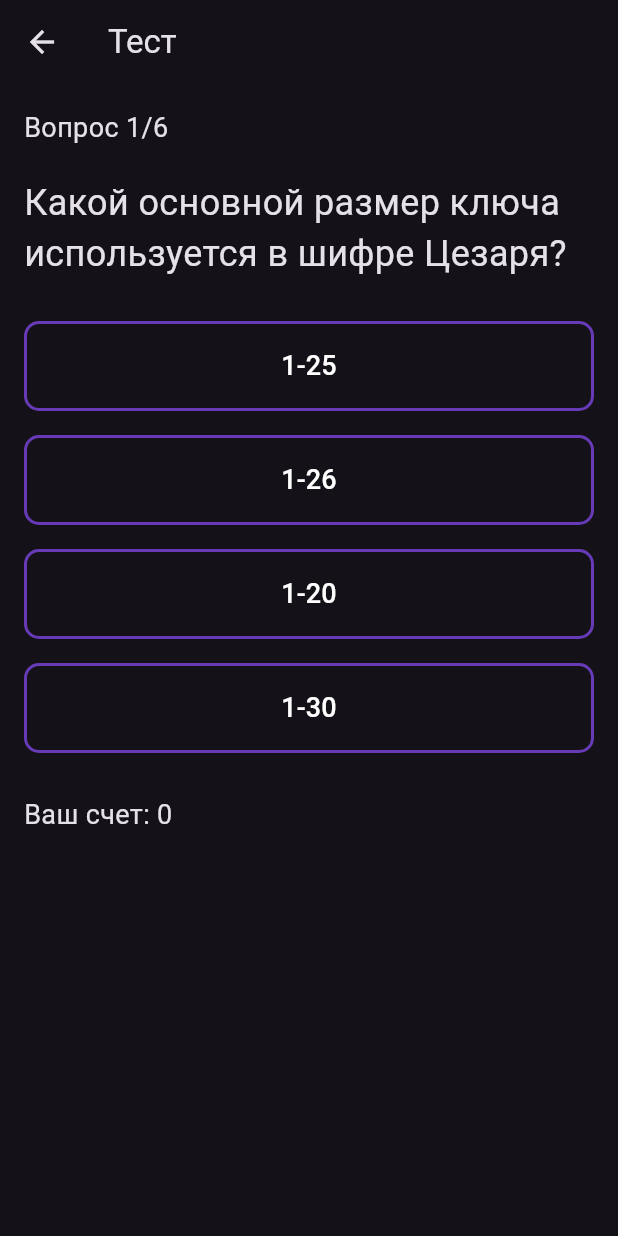
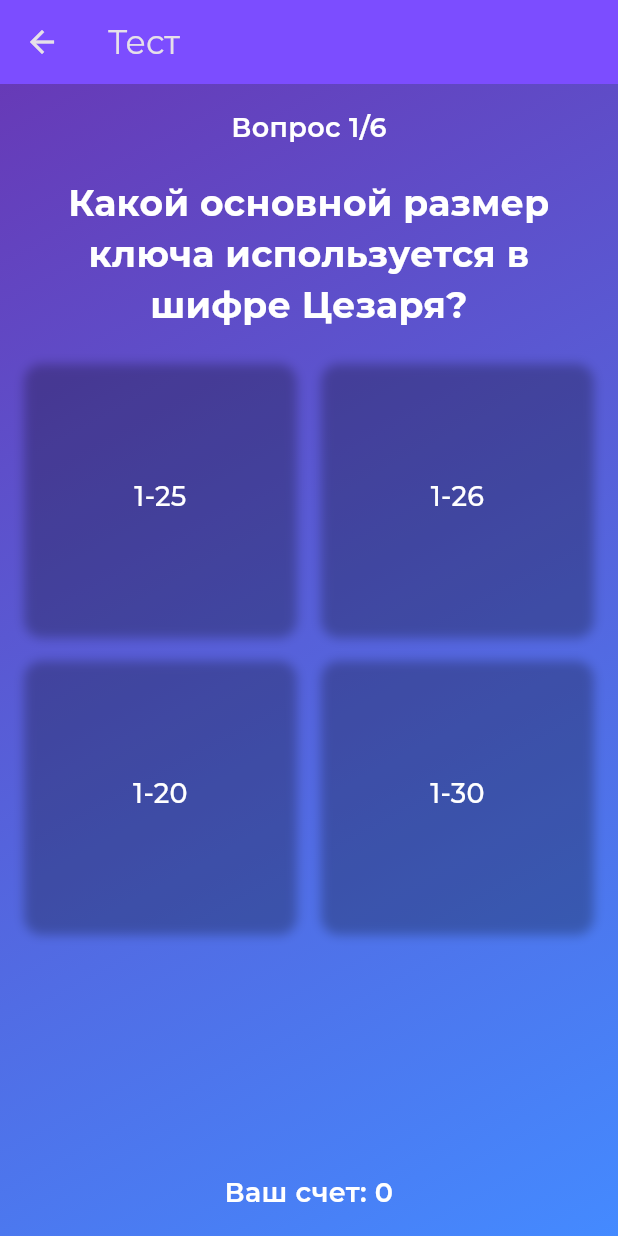
Before and after one commit to TheMusoftware/EncryptEd, a Flutter app: the Quiz screen opened directly, on a phone screen of 412 x 824 dp. Run offline on Flutter 3.47's test engine with Material 3 defaults, Android fonts, the light colour scheme and no system bars; our stand-ins replace circle_nav_bar, google_fonts.

Commit message:
update quiz screen view

```diff
--- a/lib/screens/quizScreen.dart
+++ b/lib/screens/quizScreen.dart
@@ -1,4 +1,5 @@
 import 'package:flutter/material.dart';
+import 'package:google_fonts/google_fonts.dart';
 import '../Question.dart';
 import '../QuestionBank.dart';
 
@@ -53,7 +54,7 @@ class _QuizState extends State<Quiz> {
       }
     });
 
-    Future.delayed(Duration(seconds: 3), () {
+    Future.delayed(const Duration(seconds: 1), () {
       if (questionIndex < questions.length - 1) {
         setState(() {
           questionIndex++;
@@ -65,8 +66,8 @@ class _QuizState extends State<Quiz> {
         showDialog(
           context: context,
           builder: (context) => AlertDialog(
-            title: Text('Тест пройден!'),
-            content: Text('Ваш счет: $score/${questions.length}'),
+            title: Text('Тест пройден!', style: GoogleFonts.montserrat()),
+            content: Text('Ваш счет: $score/${questions.length}', style: GoogleFonts.montserrat()),
             actions: [
               TextButton(
                 onPressed: () {
@@ -77,7 +78,7 @@ class _QuizState extends State<Quiz> {
                   Navigator.pop(context);
                   Navigator.pop(context);
                 },
-                child: Text('Меню'),
+                child: Text('Меню', style: GoogleFonts.montserrat()),
               ),
             ],
           ),
@@ -90,64 +91,85 @@ class _QuizState extends State<Quiz> {
   Widget build(BuildContext context) {
     return Scaffold(
       appBar: AppBar(
-        title: Text('Тест'),
+        title: Text('Тест', style: GoogleFonts.montserrat()),
+        backgroundColor: Colors.deepPurpleAccent,
       ),
-      body: Padding(
+      body: Container(
+        decoration: const BoxDecoration(
+          gradient: LinearGradient(
+            colors: [Colors.deepPurple, Colors.blueAccent],
+            begin: Alignment.topLeft,
+            end: Alignment.bottomRight,
+          ),
+        ),
         padding: const EdgeInsets.all(16.0),
         child: Column(
-          mainAxisAlignment: MainAxisAlignment.start,
-          crossAxisAlignment: CrossAxisAlignment.start,
+          crossAxisAlignment: CrossAxisAlignment.center,
           children: [
             Text(
               'Вопрос ${questionIndex + 1}/${questions.length}',
-              style: TextStyle(fontSize: 18),
+              style: GoogleFonts.montserrat(fontSize: 18, fontWeight: FontWeight.w600, color: Colors.white),
+              textAlign: TextAlign.center,
             ),
-            SizedBox(height: 20),
+            const SizedBox(height: 20),
+
             Text(
               questions[questionIndex].question,
-              style: TextStyle(fontSize: 24),
+              style: GoogleFonts.montserrat(fontSize: 24, fontWeight: FontWeight.bold, color: Colors.white),
+              textAlign: TextAlign.center,
             ),
-            SizedBox(height: 20),
+            const SizedBox(height: 20),
 
-            ...questions[questionIndex].options.asMap().entries.map((entry) {
-              int idx = entry.key;
-              String option = entry.value;
-              return Padding(
-                padding: const EdgeInsets.symmetric(vertical: 8.0),
-                child: Container(
-                  width: double.infinity,
+            Expanded(
+              child: GridView.builder(
+                gridDelegate: const SliverGridDelegateWithFixedCrossAxisCount(
+                  crossAxisCount: 2,
+                  crossAxisSpacing: 16.0,
+                  mainAxisSpacing: 16.0,
+                  childAspectRatio: 1,
+                ),
+                itemCount: questions[questionIndex].options.length,
+                itemBuilder: (context, idx) {
+                  String option = questions[questionIndex].options[idx];
+                  return GestureDetector(
+                    onTap: isButtonDisabled ? null : () => checkAnswer(idx),
+                    child: AnimatedContainer(
+                      duration: const Duration(milliseconds: 300),
+                      curve: Curves.easeInOut,
                       decoration: BoxDecoration(
                         color: buttonColors[idx],
-                    border: Border.all(color: Colors.deepPurple, width: 2), // Border
-                    borderRadius: BorderRadius.circular(10),
+                        borderRadius: BorderRadius.circular(12),
                         boxShadow: const [
                           BoxShadow(
-                        color: Colors.transparent,
-                        spreadRadius: 2,
+                            color: Colors.black26,
                             blurRadius: 5,
                             offset: Offset(0, 3),
                           ),
                         ],
                       ),
-                  child: TextButton(
-                    onPressed: isButtonDisabled
-                        ? null
-                        : () => checkAnswer(idx),
-                    style: TextButton.styleFrom(
-                      padding: const EdgeInsets.symmetric(vertical: 15),
-                      shape: RoundedRectangleBorder(
-                        borderRadius: BorderRadius.circular(10),
+                      child: Padding(
+                        padding: const EdgeInsets.all(16.0),
+                        child: Center(
+                          child: Text(
+                            option,
+                            style: GoogleFonts.montserrat(fontSize: 18, fontWeight: FontWeight.w500, color: Colors.white),
+                            textAlign: TextAlign.center,
                           ),
-                      foregroundColor: Colors.white,
                         ),
-                    child: Text(option, style: const TextStyle(fontSize: 18)),
                       ),
                     ),
                   );
-            }),
+                },
+              ),
+            ),
 
             const SizedBox(height: 20),
-            Text('Ваш счет: $score', style: const TextStyle(fontSize: 18)),
+
+            Text(
+              'Ваш счет: $score',
+              style: GoogleFonts.montserrat(fontSize: 18, fontWeight: FontWeight.w600, color: Colors.white),
+              textAlign: TextAlign.center,
+            ),
           ],
         ),
       ),
--- a/pubspec.yaml
+++ b/pubspec.yaml
@@ -37,6 +37,7 @@ dependencies:
   cupertino_icons: ^1.0.8
   google_sign_in: ^6.2.2
   circle_nav_bar: ^2.2.0
+  google_fonts: ^6.2.1
 
 dev_dependencies:
   flutter_test:
```
Also changed, not shown: pubspec.lock. Lines whose indentation alone changed are shown as unchanged.
